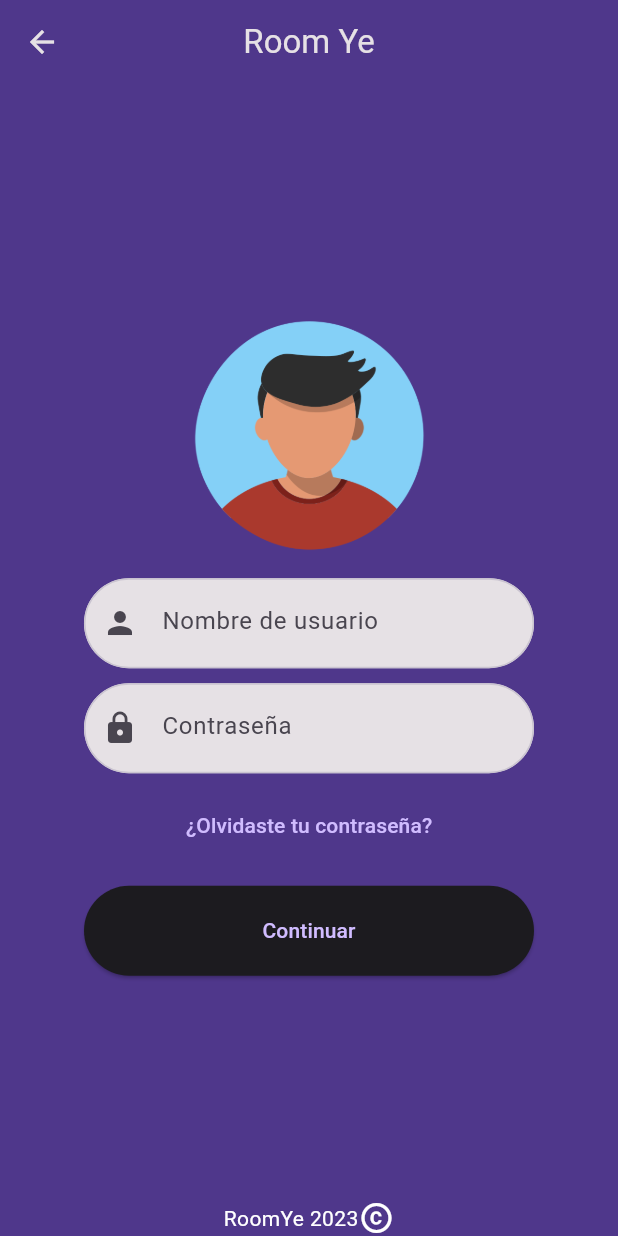
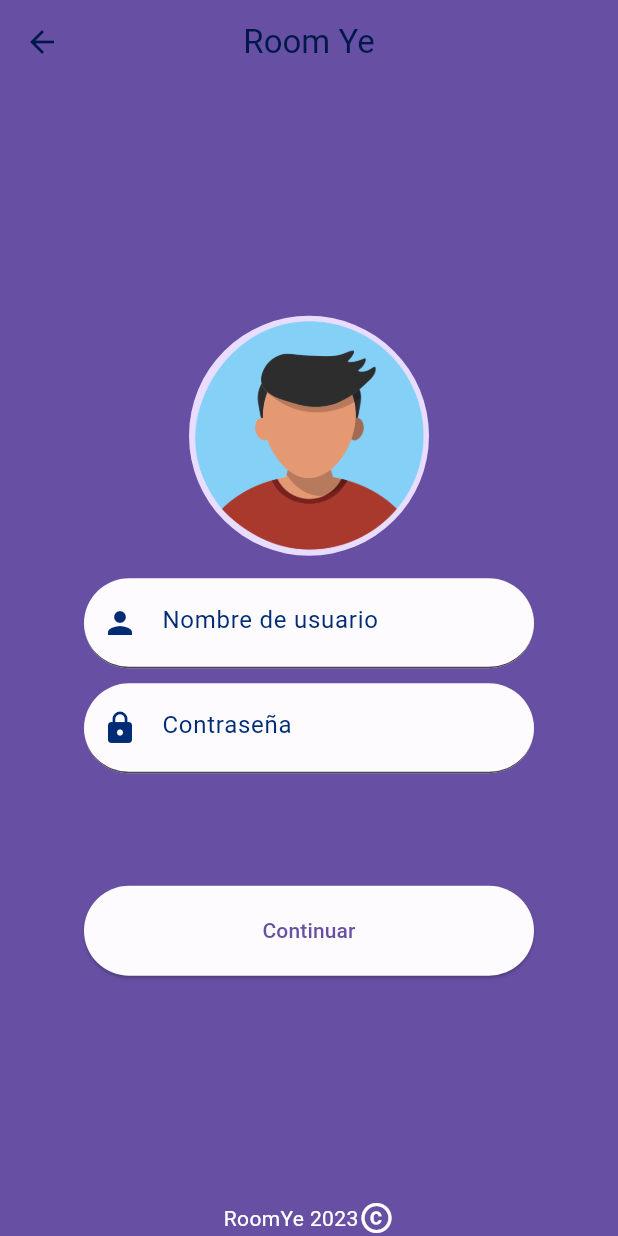
Before and after one commit to aleph-icabod/room_ye, a Flutter app: the screen it shows after launch, after a tap on "Iniciar Sesión", on a phone screen of 412 x 824 dp. Run offline on Flutter 3.47's test engine with Material 2 defaults, Android fonts, the phone set to English and light mode, and no system bars; our stand-ins replace font_awesome_flutter.

Commit message:
use color schema

```diff
--- a/lib/components/text_input.dart
+++ b/lib/components/text_input.dart
@@ -28,7 +28,7 @@ class TextInput extends StatelessWidget {
         decoration: decoration ?? createInputDecoration(context, label, icon),
         controller: controller,
         style: style?? TextStyle(
-          color: Theme.of(context).colorScheme.surfaceVariant,
+          color: Theme.of(context).colorScheme.inverseSurface,
         ),
       ),
     );
@@ -37,17 +37,18 @@ class TextInput extends StatelessWidget {
   InputDecoration createInputDecoration(
       BuildContext context, String text, IconData? icon) {
     return InputDecoration(
-      border: OutlineInputBorder(
+
+      border: UnderlineInputBorder(
         borderRadius: BorderRadius.circular(30),
       ),
       filled: true,
-      fillColor: Theme.of(context).colorScheme.inverseSurface,
+      fillColor: Theme.of(context).colorScheme.surface,
       prefixIcon: icon != null ? Icon(icon) : null,
       contentPadding: const EdgeInsets.all(20),
       hintText: text,
-      prefixIconColor: Theme.of(context).colorScheme.surfaceVariant,
+      prefixIconColor: Theme.of(context).colorScheme.inverseSurface,
       hintStyle: TextStyle(
-        color: Theme.of(context).colorScheme.surfaceVariant,
+        color: Theme.of(context).colorScheme.inverseSurface,
       ),
     );
   }
--- a/lib/config/theme.dart
+++ b/lib/config/theme.dart
@@ -1,37 +1,37 @@
 import 'package:flutter/material.dart';
 
 
-const colorScheme = ColorScheme(
+const colorScheme =ColorScheme(
   brightness: Brightness.light,
-  primary: Color(0xFFD0BCFF),
-  onPrimary: Color(0xFF381E72),
-  primaryContainer: Color(0xFF4F378B),
-  onPrimaryContainer: Color(0xFFEADDFF),
-  secondary: Color(0xFFCCC2DC),
-  onSecondary: Color(0xFF332D41),
-  secondaryContainer: Color(0xFF4A4458),
-  onSecondaryContainer: Color(0xFFE8DEF8),
-  tertiary: Color(0xFFEFB8C8),
-  onTertiary: Color(0xFF492532),
-  tertiaryContainer: Color(0xFF633B48),
-  onTertiaryContainer: Color(0xFFFFD8E4),
-  error: Color(0xFFF2B8B5),
-  onError: Color(0xFF601410),
-  errorContainer: Color(0xFF8C1D18),
-  onErrorContainer: Color(0xFFF9DEDC),
-  outline: Color(0xFF938F99),
-  background: Color(0xFF1C1B1F),
-  onBackground: Color(0xFFE6E1E5),
-  surface: Color(0xFF1C1B1F),
-  onSurface: Color(0xFFE6E1E5),
-  surfaceVariant: Color(0xFF49454F),
-  onSurfaceVariant: Color(0xFFCAC4D0),
-  inverseSurface: Color(0xFFE6E1E5),
-  onInverseSurface: Color(0xFF313033),
-  inversePrimary: Color(0xFF6750A4),
+  primary: Color(0xFF6750A4),
+  onPrimary: Color(0xFFFFFFFF),
+  primaryContainer: Color(0xFFE9DDFF),
+  onPrimaryContainer: Color(0xFF22005D),
+  secondary: Color(0xFF005BBE),
+  onSecondary: Color(0xFFFFFFFF),
+  secondaryContainer: Color(0xFFD7E2FF),
+  onSecondaryContainer: Color(0xFF001A40),
+  tertiary: Color(0xFF464ADA),
+  onTertiary: Color(0xFFFFFFFF),
+  tertiaryContainer: Color(0xFFE1E0FF),
+  onTertiaryContainer: Color(0xFF05006D),
+  error: Color(0xFFFF4A4A),
+  errorContainer: Color(0xFFFFDAD6),
+  onError: Color(0xFFFFFFFF),
+  onErrorContainer: Color(0xFF410002),
+  background: Color(0xFFFEFBFF),
+  onBackground: Color(0xFF001849),
+  surface: Color(0xFFFEFBFF),
+  onSurface: Color(0xFF001849),
+  surfaceVariant: Color(0xFFE7E0EB),
+  onSurfaceVariant: Color(0xFF49454E),
+  outline: Color(0xFF7A757F),
+  onInverseSurface: Color(0xFFEEF0FF),
+  inverseSurface: Color(0xFF002B75),
+  inversePrimary: Color(0xFFCFBCFF),
   shadow: Color(0xFF000000),
-  surfaceTint: Color(0xFFD0BCFF),
-  outlineVariant: Color(0xFF49454F),
+  surfaceTint: Color(0xFF6750A4),
+  outlineVariant: Color(0xFFCAC4CF),
   scrim: Color(0xFF000000),
 );
 
--- a/lib/screens/login.dart
+++ b/lib/screens/login.dart
@@ -2,6 +2,7 @@ import 'package:flutter/material.dart';
 import 'package:font_awesome_flutter/font_awesome_flutter.dart';
 import 'package:room_ye/components/copyright.dart';
 import 'package:room_ye/components/fullwidth_button.dart';
+import 'package:room_ye/components/text_input.dart';
 import 'package:room_ye/screens/login_with_password.dart';
 
 class Login extends StatelessWidget {
@@ -9,7 +10,7 @@ class Login extends StatelessWidget {
   Widget build(BuildContext context) {
     return Scaffold(
       body: Container(
-          color: Theme.of(context).colorScheme.primaryContainer,
+          color: Theme.of(context).colorScheme.primary,
           width: double.infinity,
           child: SafeArea(
             child: Column(
@@ -21,6 +22,7 @@ class Login extends StatelessWidget {
                   style: TextStyle(
                     color: Colors.white,
                     fontWeight: FontWeight.bold,
+
                     fontSize: 40,
                   ),
                 ),
--- a/lib/screens/login_with_password.dart
+++ b/lib/screens/login_with_password.dart
@@ -4,6 +4,7 @@ import 'package:room_ye/components/fullwidth_button.dart';
 import 'package:room_ye/components/fullwidth_wrapper.dart';
 import 'package:room_ye/components/text_input.dart';
 import 'package:room_ye/config/constants.dart';
+import 'package:room_ye/screens/home.dart';
 import 'package:room_ye/screens/my_home_page.dart';
 
 class LoginWithPassword extends StatefulWidget {
@@ -20,12 +21,12 @@ class _LoginWithPasswordState extends State<LoginWithPassword> {
   Widget build(BuildContext context) {
     return Scaffold(
       appBar: AppBar(
-        backgroundColor: Theme.of(context).colorScheme.primaryContainer,
+        backgroundColor: Theme.of(context).colorScheme.primary,
         title: const Text("Room Ye"),
         centerTitle: true,
       ),
       body: Container(
-          color: Theme.of(context).colorScheme.primaryContainer,
+          color: Theme.of(context).colorScheme.primary,
           child: SafeArea(
             child: CustomScrollView(
               slivers: [
@@ -39,13 +40,15 @@ class _LoginWithPasswordState extends State<LoginWithPassword> {
                       Column(
                         children: [
                           const Padding(
-                            padding: EdgeInsets.symmetric(vertical: UIConstants.paddingBetweenComponents),
+                            padding: EdgeInsets.symmetric(
+                                vertical: UIConstants.paddingBetweenComponents),
                             child: CircleAvatar(
                               radius: 80,
                               backgroundImage:
                                   AssetImage("assets/images/avatar.png"),
                             ),
                           ),
+                          SizedBox(),
                           TextInput(
                             icon: Icons.person,
                             label: "Nombre de usuario",
@@ -60,7 +63,7 @@ class _LoginWithPasswordState extends State<LoginWithPassword> {
                           if (errorText.isNotEmpty)
                             Text(
                               errorText,
-                              style:  TextStyle(
+                              style: TextStyle(
                                 color: Theme.of(context).colorScheme.error,
                               ),
                             ),
@@ -92,7 +95,7 @@ class _LoginWithPasswordState extends State<LoginWithPassword> {
     if (username == "miguel" && password == "12345") {
       Navigator.of(context).push(
         MaterialPageRoute(
-          builder: (context) => const MyHomePage(title: "title"),
+          builder: (context) => const Home(),
         ),
       );
     } else {
```
Also changed, not shown: lib/screens/home.dart (added, +36 -0 lines).
